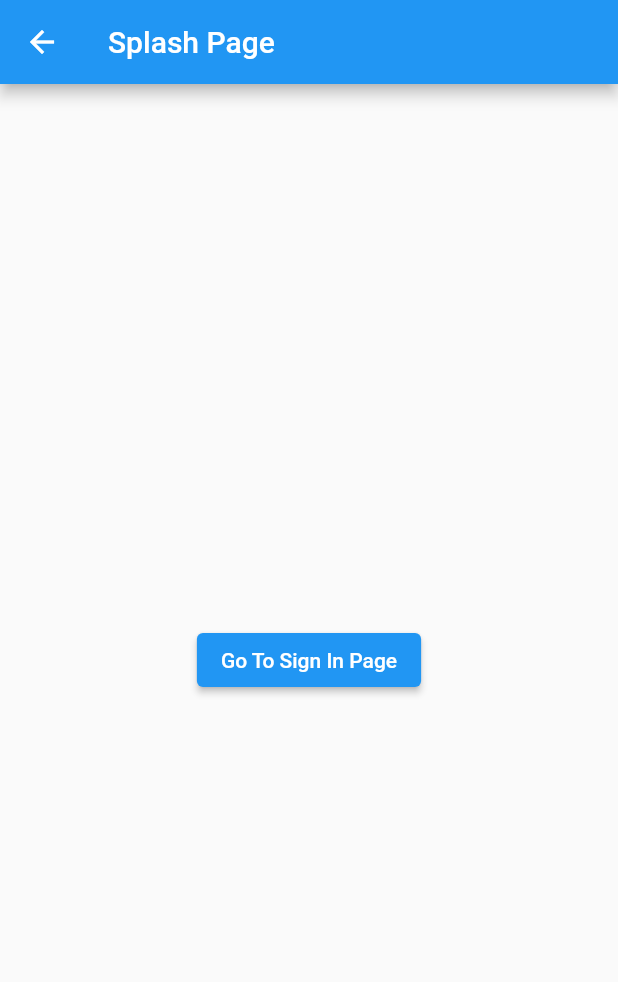
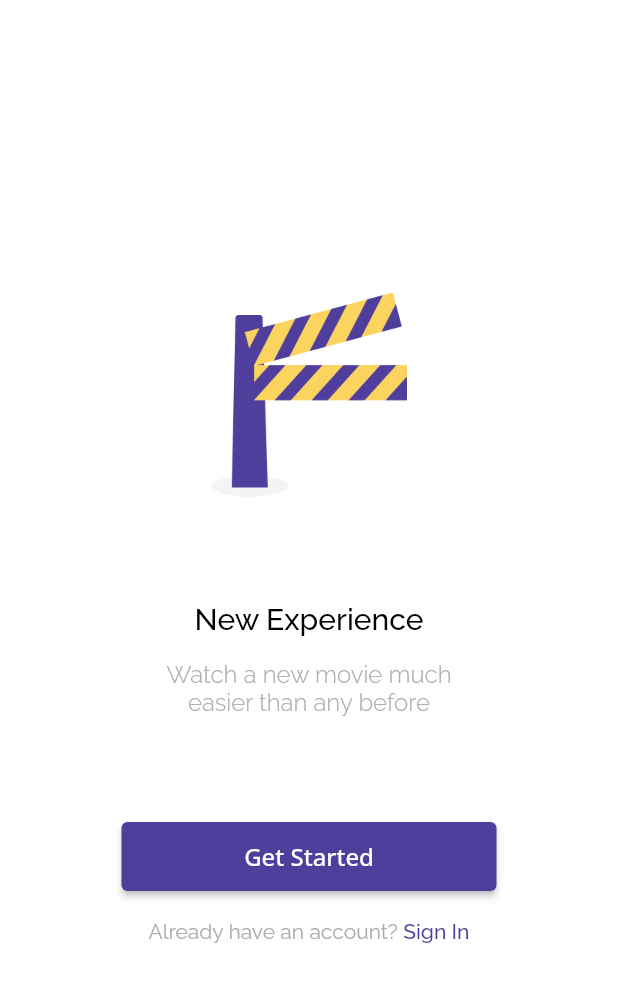
Before and after one commit to bukhari-inst/flutix_app, a Flutter app: the SplashPage screen opened directly, on a phone screen of 412 x 824 dp. Shown: the top 982 px of the screen. Run offline on Flutter 3.47's test engine with Material 2 defaults, Android fonts, the phone set to English and light mode, and no system bars; our stand-ins replace bloc, cloud_firestore, equatable, firebase_auth, flutter_bloc, google_fonts; accounts and stored records are empty; statements that could not run were skipped.

Commit message:
splash page finish

```diff
--- a/lib/ui/pages/splash_page.dart
+++ b/lib/ui/pages/splash_page.dart
@@ -4,15 +4,67 @@ class SplashPage extends StatelessWidget {
   @override
   Widget build(BuildContext context) {
     return Scaffold(
-      appBar: AppBar(
-        title: Text("Splash Page"),
-      ),
-      body: Center(
-        child: ElevatedButton(
-            child: Text("Go To Sign In Page"),
-            onPressed: () {
-              context.bloc<PageBloc>().add(GoToLoginPage());
-            }),
+      backgroundColor: Colors.white,
+      body: Container(
+        padding: EdgeInsets.symmetric(horizontal: defaultMargin),
+        child: Column(
+          mainAxisAlignment: MainAxisAlignment.center,
+          crossAxisAlignment: CrossAxisAlignment.center,
+          children: <Widget>[
+            Container(
+              height: 136,
+              decoration: BoxDecoration(
+                  image: DecorationImage(image: AssetImage("assets/logo.png"))),
+            ),
+            Container(
+              margin: EdgeInsets.only(top: 70, bottom: 16),
+              child: Text(
+                "New Experience",
+                style: blackTextFont.copyWith(fontSize: 20),
+              ),
+            ),
+            Text(
+              "Watch a new movie much\neasier than any before",
+              style: greyTextFont.copyWith(
+                  fontSize: 16, fontWeight: FontWeight.w300),
+              textAlign: TextAlign.center,
+            ),
+            Container(
+              width: 250,
+              height: 46,
+              margin: EdgeInsets.only(top: 70, bottom: 19),
+              child: ElevatedButton(
+                  child: Text(
+                    "Get Started",
+                    style: whiteNumberTextFont.copyWith(fontSize: 16),
+                  ),
+                  // color: mainColor,
+                  style: ElevatedButton.styleFrom(
+                    primary: mainColor, // background
+                    // onPrimary: Colors.white, // foreground
+                  ),
+                  onPressed: () {}),
+            ),
+            Row(
+              mainAxisAlignment: MainAxisAlignment.center,
+              children: <Widget>[
+                Text(
+                  "Already have an account? ",
+                  style: greyTextFont.copyWith(fontWeight: FontWeight.w400),
+                ),
+                GestureDetector(
+                  onTap: () {
+                    context.bloc<PageBloc>().add(GoToLoginPage());
+                  },
+                  child: Text(
+                    "Sign In",
+                    style: purpleTextFont,
+                  ),
+                )
+              ],
+            )
+          ],
+        ),
       ),
     );
   }
--- a/pubspec.yaml
+++ b/pubspec.yaml
@@ -44,8 +44,8 @@ flutter:
   # the material Icons class.
   uses-material-design: true
   # To add assets to your application, add an assets section, like this:
-  # assets:
-  #   - images/a_dot_burr.jpeg
+  assets:
+    - assets/
   #   - images/a_dot_ham.jpeg
   # An image asset can refer to one or more resolution-specific "variants", see
   # https://flutter.dev/assets-and-images/#resolution-aware.
```
Also changed, not shown: assets/logo.png (added).
